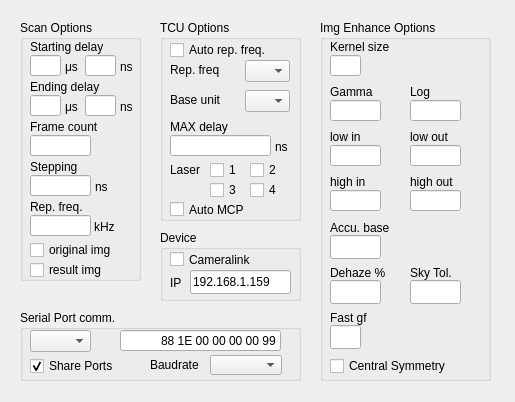
Old version of the form settings.ui in the repository yilp7/img_proc_demo.
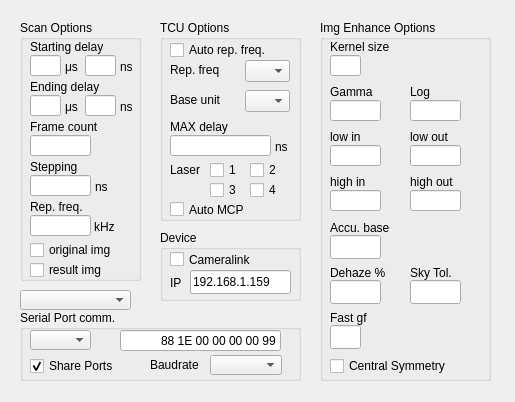
New version of the form.

Patch:
```diff
--- a/settings.ui
+++ b/settings.ui
@@ -622,7 +622,7 @@
       <x>10</x>
       <y>20</y>
       <width>61</width>
-      <height>22</height>
+      <height>20</height>
      </rect>
     </property>
    </widget>
@@ -923,6 +923,16 @@
     </property>
    </widget>
   </widget>
+  <widget class="QComboBox" name="PIXEL_FORMAT_LIST">
+   <property name="geometry">
+    <rect>
+     <x>20</x>
+     <y>290</y>
+     <width>111</width>
+     <height>20</height>
+    </rect>
+   </property>
+  </widget>
  </widget>
  <resources/>
  <connections/>
```
